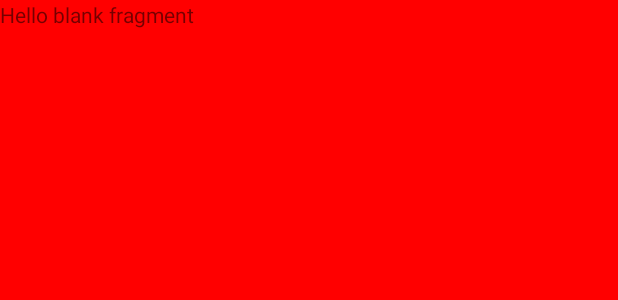
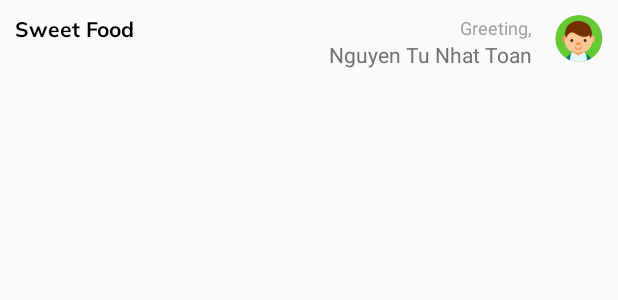
Before and after one commit to NhatToan1010/SugarMama, an Android app: the layout fragment_home.xml on its own in the app's theme, with its tools: preview values and no code run, on a phone screen of 412 x 824 dp. Shown: the top 300 px of the screen. Run offline under Robolectric (Android 15) with nearby library versions, the phone set to English and light mode, and no system bars.

Commit message:
Create Profile Activity Add Sign out for Profile Add profileIntent in Home

```diff
--- a/app/build.gradle
+++ b/app/build.gradle
@@ -54,4 +54,9 @@ dependencies {
     implementation 'com.google.firebase:firebase-database:20.1.0'
     implementation 'com.google.firebase:firebase-auth:21.1.0'
 
+    // Circle Image View
+    implementation 'de.hdodenhof:circleimageview:3.1.0'
+
+    // Glide load image from URL
+    implementation 'com.github.bumptech.glide:glide:4.14.2'
 }
--- /dev/null
+++ b/app/src/main/res/drawable/ic_sign_out.xml
@@ -0,0 +1,5 @@
+<vector android:autoMirrored="true" android:height="24dp"
+    android:tint="#707070" android:viewportHeight="24"
+    android:viewportWidth="24" android:width="24dp" xmlns:android="http://schemas.android.com/apk/res/android">
+    <path android:fillColor="@android:color/white" android:pathData="M17,7l-1.41,1.41L18.17,11H8v2h10.17l-2.58,2.58L17,17l5,-5zM4,5h8V3H4c-1.1,0 -2,0.9 -2,2v14c0,1.1 0.9,2 2,2h8v-2H4V5z"/>
+</vector>
--- a/app/src/main/res/layout/fragment_home.xml
+++ b/app/src/main/res/layout/fragment_home.xml
@@ -3,13 +3,52 @@
     xmlns:tools="http://schemas.android.com/tools"
     android:layout_width="match_parent"
     android:layout_height="match_parent"
-    tools:context=".fragment.Home"
-    android:background="#ff0000">
+    tools:context=".fragment.Home">
 
-    <!-- TODO: Update blank fragment layout -->
-    <TextView
+    <LinearLayout
         android:layout_width="match_parent"
         android:layout_height="match_parent"
-        android:text="@string/hello_blank_fragment" />
+        android:orientation="vertical">
+
+        <RelativeLayout
+            android:layout_width="match_parent"
+            android:layout_height="wrap_content"
+            android:padding="10dp">
+
+            <TextView
+                android:layout_width="wrap_content"
+                android:layout_height="wrap_content"
+                android:layout_alignParentStart="true"
+                android:fontFamily="@font/muli_bold"
+                android:text="Sweet Food"
+                android:textColor="@color/black" />
+
+            <de.hdodenhof.circleimageview.CircleImageView
+                android:layout_width="32dp"
+                android:layout_height="32dp"
+                android:id="@+id/btnProfile"
+                android:layout_alignParentEnd="true"
+                android:src="@drawable/img_avt" />
+
+            <TextView
+                android:layout_width="wrap_content"
+                android:layout_height="wrap_content"
+                android:text="Greeting,"
+                android:textColor="@color/light_grey"
+                android:textSize="12sp"
+                android:id="@+id/tvGreeting"
+                android:layout_toStartOf="@+id/btnProfile"
+                android:layout_marginEnd="15dp"/>
+            <TextView
+                android:layout_width="wrap_content"
+                android:layout_height="wrap_content"
+                android:text="Nguyen Tu Nhat Toan"
+                android:id="@+id/tvHomeName"
+                android:layout_below="@+id/tvGreeting"
+                android:layout_toStartOf="@id/btnProfile"
+                android:layout_marginEnd="15dp"
+                android:textColor="@color/grey"/>
+        </RelativeLayout>
+    </LinearLayout>
 
 </FrameLayout>
```
Also changed, not shown: app/src/main/AndroidManifest.xml (+8 -0 lines), app/src/main/java/com/acer/sugarmama/SplashScreen.java (+5 -2 lines), app/src/main/java/com/acer/sugarmama/fragment/Home.java (+28 -37 lines), app/src/main/java/com/acer/sugarmama/ui/profile/Profile.java (added, +37 -0 lines), app/src/main/res/drawable/bg_main.xml (+5 -3 lines), app/src/main/res/layout/activity_profile.xml (added, +59 -0 lines), app/src/main/res/drawable/img_avt.png.
